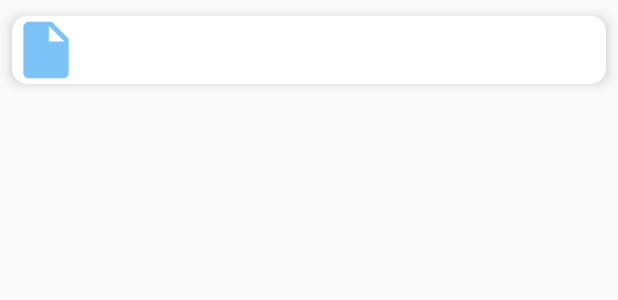
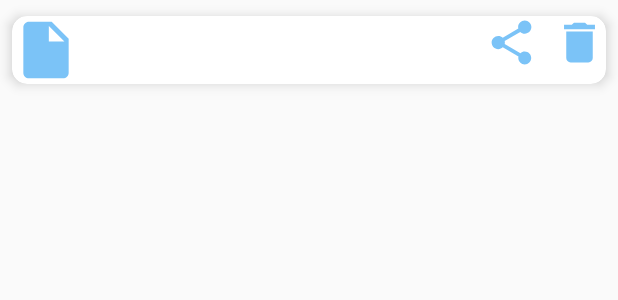
Before and after one commit to Adityaverma123/Image2Pdf, an Android app: the layout pdf_list_item.xml on its own in the app's theme, with its tools: preview values and no code run, on a phone screen of 412 x 824 dp. Shown: the top 300 px of the screen. Run offline under Robolectric (Android 15) with nearby library versions, the phone set to English and light mode, and no system bars.

Commit message:
update Recyclerview

```diff
--- a/app/src/main/res/layout/pdf_list_item.xml
+++ b/app/src/main/res/layout/pdf_list_item.xml
@@ -3,29 +3,59 @@
     android:layout_width="match_parent"
     android:layout_height="wrap_content"
     xmlns:app="http://schemas.android.com/apk/res-auto"
-
     app:cardBackgroundColor="@android:color/white"
     app:cardCornerRadius="10dp"
     app:cardElevation="5dp"
     app:cardUseCompatPadding="true">
+    <LinearLayout
+        android:layout_width="match_parent"
+        android:layout_height="wrap_content"
+        android:orientation="horizontal">
+
         <RelativeLayout
-    android:id="@+id/pdf_Layout"
             android:layout_width="match_parent"
             android:layout_height="wrap_content">
+            <LinearLayout
+                android:id="@+id/pdf_Layout"
+                android:layout_alignParentStart="true"
+                android:layout_width="wrap_content"
+                android:layout_height="wrap_content"
+                android:orientation="horizontal">
                 <ImageView
                     android:id="@+id/pdf_image"
                     android:layout_width="45dp"
                     android:layout_height="45dp"
-    android:layout_alignParentStart="true"
                     android:src="@drawable/ic_insert"/>
                 <TextView
                     android:id="@+id/pdf_name"
-    android:layout_width="match_parent"
+                    android:layout_width="wrap_content"
                     android:layout_height="wrap_content"
-    android:layout_marginStart="5dp"
+                    android:textSize="17sp"/>
+            </LinearLayout>
+
+            <LinearLayout
+                android:layout_width="wrap_content"
+                android:layout_height="wrap_content"
                 android:layout_alignParentEnd="true"
-    android:layout_toEndOf="@+id/pdf_image"
-    android:textSize="17sp"/>
+                android:gravity="center"
+                android:orientation="horizontal">
+                <ImageView
+                    android:id="@+id/share"
+
+                    android:layout_width="35dp"
+                    android:layout_height="35dp"
+                    android:src="@drawable/ic_share_black_24dp"/>
+                <ImageView
+                    android:id="@+id/delete"
+                    android:layout_width="35dp"
+                    android:layout_marginStart="10dp"
+                    android:layout_height="35dp"
+                    android:src="@drawable/ic_delete"/>
+
+
+            </LinearLayout>
 
         </RelativeLayout>
+
+    </LinearLayout>
 </androidx.cardview.widget.CardView>
```
Also changed, not shown: app/src/main/java/com/example/imagetopdf/Adapters/PdfAdapter.java (+8 -8 lines), app/src/main/java/com/example/imagetopdf/Fragments/ListFragments.java (+7 -0 lines), app/src/main/java/com/example/imagetopdf/ui/MainActivity.java (+21 -0 lines). Lines whose indentation alone changed are shown as unchanged.
